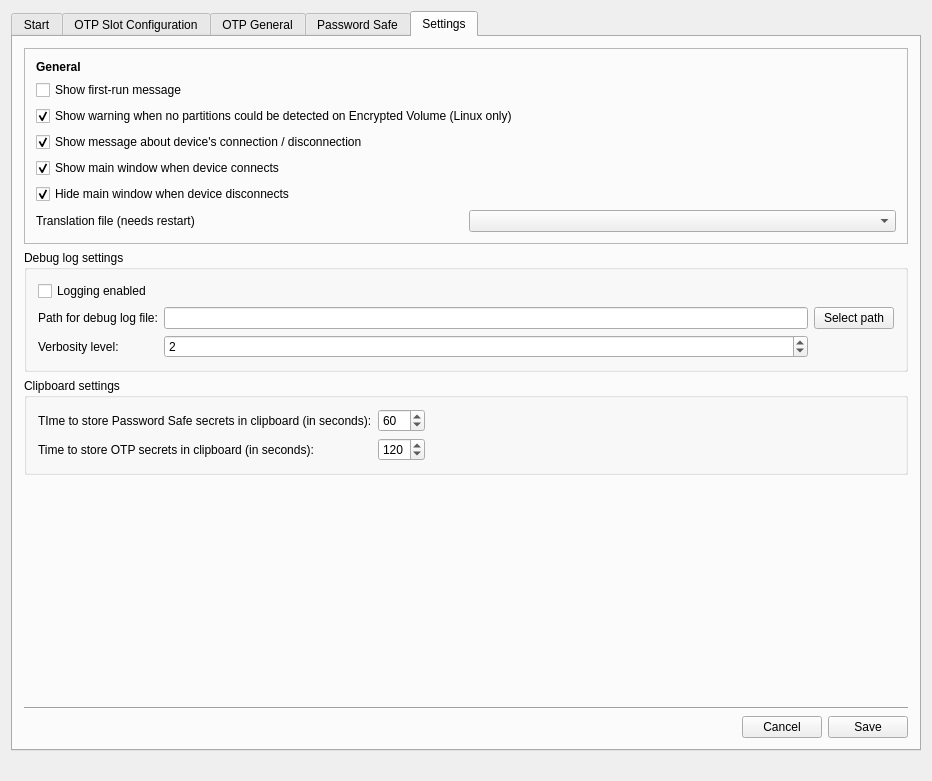
Nitrokey/nitrokey-app, file src/ui/mainwindow.ui: the form before one commit.
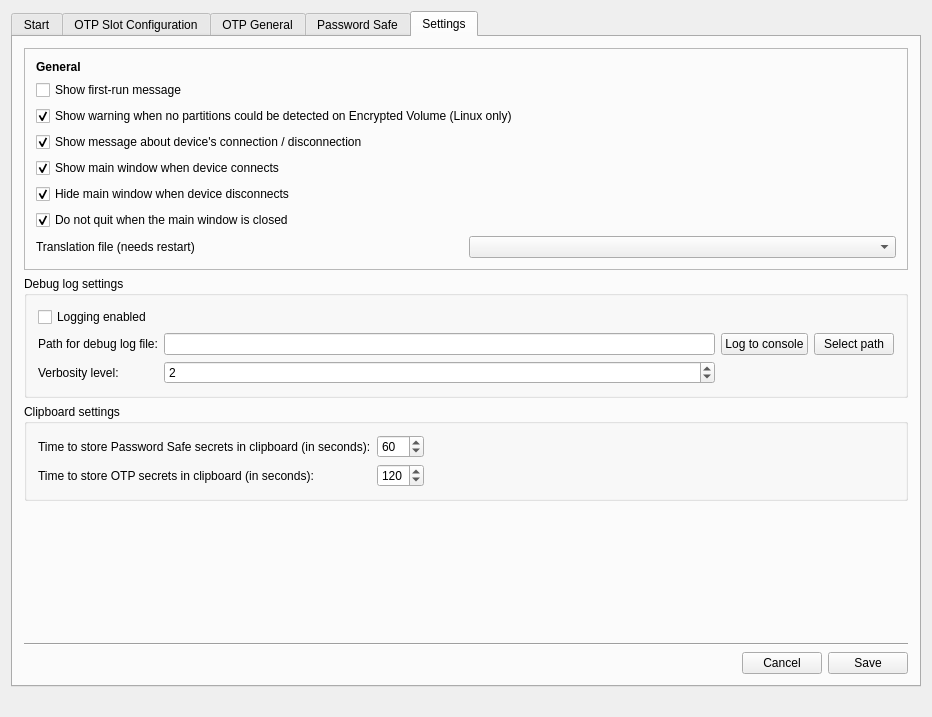
The form after the commit. The open tabs and pages were chosen to show the change. Icons and pictures are not drawn.

Commit message: Add setting for quitting on closing main window. Ask for restart where needed. Other related.

Patch:
```diff
--- a/src/ui/mainwindow.ui
+++ b/src/ui/mainwindow.ui
@@ -7,7 +7,7 @@
     <x>0</x>
     <y>0</y>
     <width>932</width>
-    <height>781</height>
+    <height>717</height>
    </rect>
   </property>
   <property name="sizePolicy">
@@ -1563,6 +1563,16 @@
                    </property>
                   </widget>
                  </item>
+                 <item>
+                  <widget class="QCheckBox" name="cb_hide_main_window_on_close">
+                   <property name="text">
+                    <string>Do not quit when the main window is closed</string>
+                   </property>
+                   <property name="checked">
+                    <bool>true</bool>
+                   </property>
+                  </widget>
+                 </item>
                  <item>
                   <layout class="QHBoxLayout" name="horizontalLayout_12">
                    <item>
@@ -1639,7 +1649,7 @@
                  </property>
                 </widget>
                </item>
-               <item row="1" column="2">
+               <item row="1" column="3">
                 <widget class="QPushButton" name="btn_select_debug_file_path">
                  <property name="text">
                   <string>Select path</string>
@@ -1656,6 +1666,13 @@
                  </property>
                 </widget>
                </item>
+               <item row="1" column="2">
+                <widget class="QPushButton" name="btn_select_debug_console">
+                 <property name="text">
+                  <string>Log to console</string>
+                 </property>
+                </widget>
+               </item>
               </layout>
              </widget>
             </item>
@@ -1684,7 +1701,7 @@
                <item row="1" column="0">
                 <widget class="QLabel" name="label_30">
                  <property name="text">
-                  <string>TIme to store Password Safe secrets in clipboard (in seconds):</string>
+                  <string>Time to store Password Safe secrets in clipboard (in seconds):</string>
                  </property>
                  <property name="buddy">
                   <cstring>spin_debug_verbosity</cstring>
```
Left out of the diff: 46 changed lines with no effect on the pictures. The commit also changes 3 other files.
